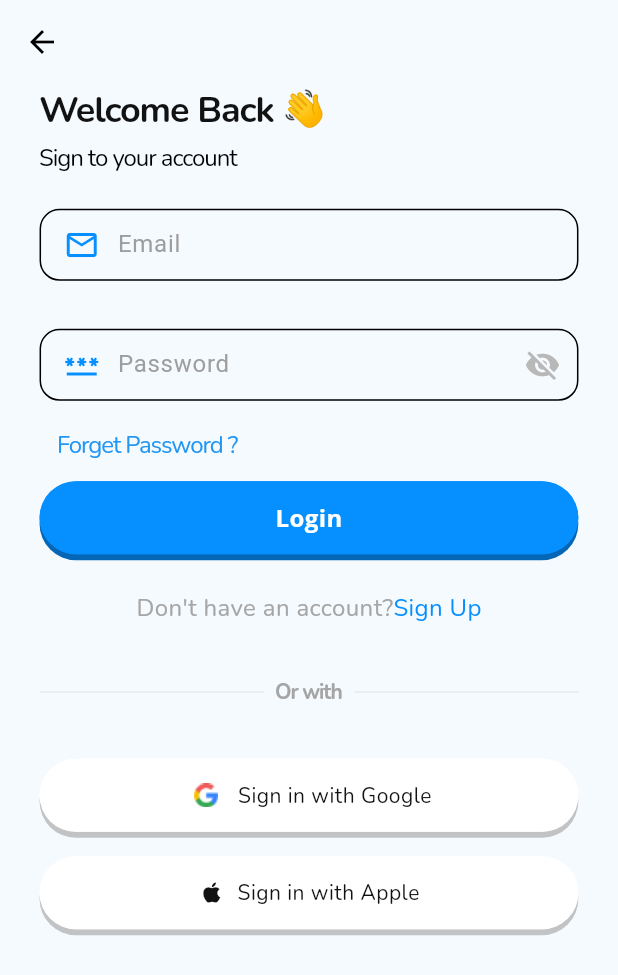
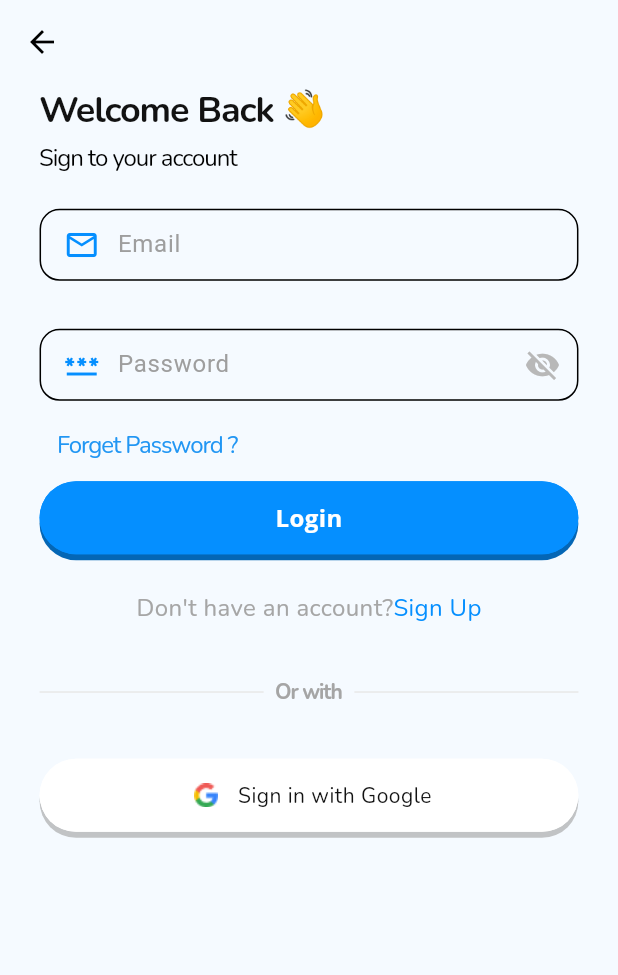
Before and after one commit to bukizz-store/bukizz_app, a Flutter app: the SignIn screen opened by its route, on a phone screen of 412 x 824 dp. Shown: the top 975 px of the screen. Run offline on Flutter 3.47's test engine with Material 3 defaults, Android fonts, the phone set to English and light mode, and no system bars; our stand-ins replace cached_network_image, carousel_slider, cloud_firestore, dots_indicator, firebase_auth, firebase_core and 16 more; missing offline and left inert: dart:ffi, upi_india; accounts and stored records are empty; Roboto replaces fonts that are missing (Open Sans); project files that could hold a hidden picture were left out.

Commit message:
ios fixes

```diff
--- a/lib/ui/screens/Signup and SignIn/Signin_Screen.dart
+++ b/lib/ui/screens/Signup and SignIn/Signin_Screen.dart
@@ -240,20 +240,20 @@ class _SignInState extends State<SignIn> {
                 SizedBox(
                   height: dimensions.height8 * 2,
                 ),
-                ReusableElevatedButton(
-                  width: dimensions.width327,
-                  height: dimensions.height48,
-                  onPressed: () {},
-                  buttonText: 'Sign in with Apple',
-                  buttonColor: Colors.white,
-                  iconData: Icons.apple,
-                  textColor: Color(0xFF121212),
-                  fontSize: 14,
-                  fontFamily: FontFamily.nunito.name,
-                  fontWeight: FontWeight.w400,
-                  borderColor: Colors.black38,
-                  shadowColor: Colors.grey.withOpacity(0.6),
-                ),
+                // ReusableElevatedButton(
+                //   width: dimensions.width327,
+                //   height: dimensions.height48,
+                //   onPressed: () {},
+                //   buttonText: 'Sign in with Apple',
+                //   buttonColor: Colors.white,
+                //   iconData: Icons.apple,
+                //   textColor: Color(0xFF121212),
+                //   fontSize: 14,
+                //   fontFamily: FontFamily.nunito.name,
+                //   fontWeight: FontWeight.w400,
+                //   borderColor: Colors.black38,
+                //   shadowColor: Colors.grey.withOpacity(0.6),
+                // ),
               ],
             ),
           ),
```
